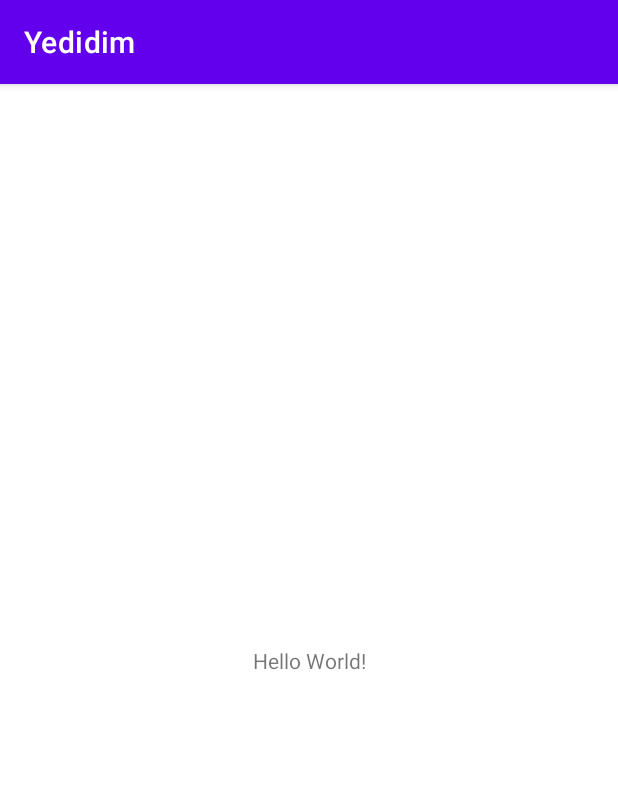
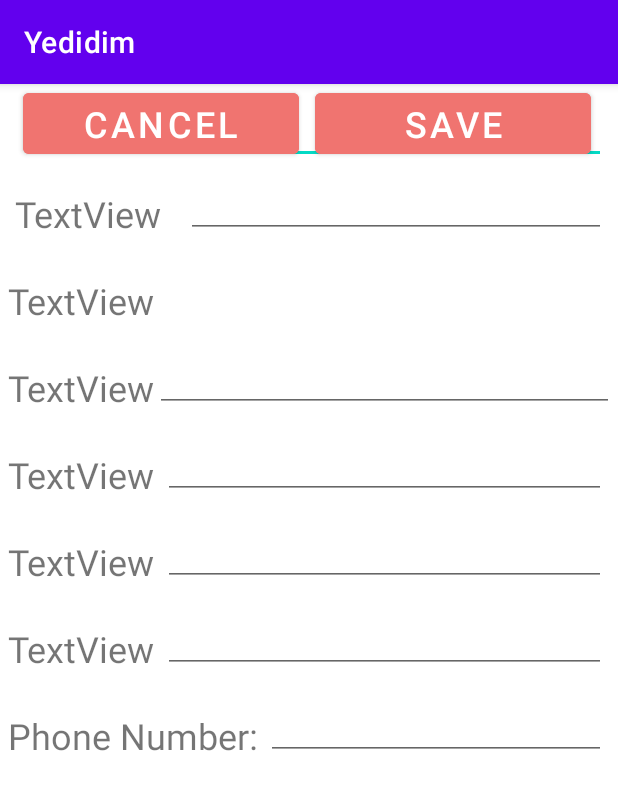
Before and after one commit to yardenho/Yedidim, an Android app: the screen it shows after launch (MainActivity), on a phone screen of 412 x 824 dp. Shown: the top 790 px of the screen. Run offline under Robolectric (Android 15) with nearby library versions, the phone set to English and light mode, and no system bars.

Commit message:
edit profile fragment adding report fragment

```diff
--- a/app/src/main/java/com/example/yedidim/MainActivity.java
+++ b/app/src/main/java/com/example/yedidim/MainActivity.java
@@ -9,6 +9,6 @@ public class MainActivity extends AppCompatActivity {
     @Override
     protected void onCreate(Bundle savedInstanceState) {
         super.onCreate(savedInstanceState);
-        setContentView(R.layout.activity_main);
+        setContentView(R.layout.fragment_edit_profile);
     }
 }
--- /dev/null
+++ b/app/src/main/res/layout/fragment_edit_profile.xml
@@ -0,0 +1,221 @@
+<?xml version="1.0" encoding="utf-8"?>
+<androidx.constraintlayout.widget.ConstraintLayout xmlns:android="http://schemas.android.com/apk/res/android"
+    xmlns:app="http://schemas.android.com/apk/res-auto"
+    xmlns:tools="http://schemas.android.com/tools"
+    android:id="@+id/frameLayout4"
+    android:layout_width="match_parent"
+    android:layout_height="match_parent"
+    tools:context=".EditProfileFragment">
+
+    <ScrollView
+        android:layout_width="409dp"
+        android:layout_height="729dp"
+        android:fillViewport="true"
+        app:layout_constraintBottom_toBottomOf="parent"
+        app:layout_constraintEnd_toEndOf="parent"
+        app:layout_constraintHorizontal_bias="0.0"
+        app:layout_constraintStart_toStartOf="parent"
+        app:layout_constraintTop_toTopOf="parent"
+        app:layout_constraintVertical_bias="0.0">
+
+        <androidx.constraintlayout.widget.ConstraintLayout
+            android:id="@+id/linearLayout3"
+            android:layout_width="match_parent"
+            android:layout_height="wrap_content"
+            android:orientation="vertical">
+
+            <Button
+                android:id="@+id/button"
+                android:layout_width="0dp"
+                android:layout_height="wrap_content"
+                android:layout_marginStart="15dp"
+                android:layout_marginEnd="5dp"
+                android:backgroundTint="#F07470"
+                android:text="CANCEL"
+                android:textSize="24sp"
+                app:layout_constraintEnd_toStartOf="@+id/button2"
+                app:layout_constraintHorizontal_bias="0.5"
+                app:layout_constraintStart_toStartOf="parent"
+                tools:layout_editor_absoluteY="608dp" />
+
+            <Button
+                android:id="@+id/button2"
+                android:layout_width="0dp"
+                android:layout_height="wrap_content"
+                android:layout_marginStart="5dp"
+                android:layout_marginEnd="15dp"
+                android:backgroundTint="#F07470"
+                android:text="SAVE"
+                android:textSize="24sp"
+                app:layout_constraintEnd_toEndOf="parent"
+                app:layout_constraintHorizontal_bias="0.5"
+                app:layout_constraintStart_toEndOf="@+id/button"
+                tools:layout_editor_absoluteY="608dp" />
+
+            <TextView
+                android:id="@+id/textView2"
+                android:layout_width="wrap_content"
+                android:layout_height="wrap_content"
+                android:layout_marginStart="10dp"
+                android:layout_marginTop="70dp"
+                android:text="TextView"
+                android:textSize="24sp"
+                app:layout_constraintStart_toStartOf="parent"
+                app:layout_constraintTop_toTopOf="parent" />
+
+            <EditText
+                android:id="@+id/editTextTextPersonName"
+                android:layout_width="wrap_content"
+                android:layout_height="wrap_content"
+                android:layout_marginStart="5dp"
+                android:layout_marginEnd="5dp"
+                android:ems="10"
+                android:inputType="textPersonName"
+                android:textSize="24sp"
+                app:layout_constraintBottom_toBottomOf="@+id/textView2"
+                app:layout_constraintEnd_toEndOf="parent"
+                app:layout_constraintHorizontal_bias="1.0"
+                app:layout_constraintStart_toEndOf="@+id/textView2" />
+
+            <TextView
+                android:id="@+id/textView3"
+                android:layout_width="wrap_content"
+                android:layout_height="wrap_content"
+                android:layout_marginStart="5dp"
+                android:layout_marginTop="25dp"
+                android:text="TextView"
+                android:textSize="24sp"
+                app:layout_constraintStart_toStartOf="parent"
+                app:layout_constraintTop_toBottomOf="@+id/textView2" />
+
+            <TextView
+                android:id="@+id/textView4"
+                android:layout_width="wrap_content"
+                android:layout_height="wrap_content"
+                android:layout_marginStart="5dp"
+                android:layout_marginTop="25dp"
+                android:text="TextView"
+                android:textSize="24sp"
+                app:layout_constraintStart_toStartOf="parent"
+                app:layout_constraintTop_toBottomOf="@+id/textView3" />
+
+            <TextView
+                android:id="@+id/textView6"
+                android:layout_width="wrap_content"
+                android:layout_height="wrap_content"
+                android:layout_marginStart="5dp"
+                android:layout_marginTop="25dp"
+                android:text="TextView"
+                android:textSize="24sp"
+                app:layout_constraintStart_toStartOf="parent"
+                app:layout_constraintTop_toBottomOf="@+id/textView4" />
+
+            <TextView
+                android:id="@+id/textView7"
+                android:layout_width="wrap_content"
+                android:layout_height="wrap_content"
+                android:layout_marginStart="5dp"
+                android:layout_marginTop="25dp"
+                android:text="TextView"
+                android:textSize="24sp"
+                app:layout_constraintStart_toStartOf="parent"
+                app:layout_constraintTop_toBottomOf="@+id/textView6" />
+
+            <TextView
+                android:id="@+id/textView8"
+                android:layout_width="wrap_content"
+                android:layout_height="wrap_content"
+                android:layout_marginStart="5dp"
+                android:layout_marginTop="25dp"
+                android:text="TextView"
+                android:textSize="24sp"
+                app:layout_constraintStart_toStartOf="parent"
+                app:layout_constraintTop_toBottomOf="@+id/textView7" />
+
+            <TextView
+                android:id="@+id/textView9"
+                android:layout_width="wrap_content"
+                android:layout_height="wrap_content"
+                android:layout_marginStart="5dp"
+                android:layout_marginTop="25dp"
+                android:text="Phone Number:"
+                android:textSize="24sp"
+                app:layout_constraintStart_toStartOf="parent"
+                app:layout_constraintTop_toBottomOf="@+id/textView8" />
+
+            <EditText
+                android:id="@+id/editTextTextPersonName2"
+                android:layout_width="wrap_content"
+                android:layout_height="wrap_content"
+                android:layout_marginEnd="5dp"
+                android:ems="10"
+                android:inputType="textPersonName"
+                android:textSize="24sp"
+                app:layout_constraintEnd_toEndOf="parent"
+                tools:layout_editor_absoluteY="107dp" />
+
+            <EditText
+                android:id="@+id/editTextTextPersonName3"
+                android:layout_width="0dp"
+                android:layout_height="wrap_content"
+                android:ems="10"
+                android:inputType="textPersonName"
+                android:textSize="24sp"
+                app:layout_constraintBottom_toBottomOf="@+id/textView4"
+                app:layout_constraintEnd_toEndOf="parent"
+                app:layout_constraintStart_toEndOf="@+id/textView4" />
+
+            <EditText
+                android:id="@+id/editTextTextPersonName4"
+                android:layout_width="0dp"
+                android:layout_height="wrap_content"
+                android:layout_marginStart="5dp"
+                android:layout_marginEnd="5dp"
+                android:ems="10"
+                android:inputType="textPersonName"
+                android:textSize="24sp"
+                app:layout_constraintBottom_toBottomOf="@+id/textView6"
+                app:layout_constraintEnd_toEndOf="parent"
+                app:layout_constraintStart_toEndOf="@+id/textView6" />
+
+            <EditText
+                android:id="@+id/editTextTextPersonName5"
+                android:layout_width="0dp"
+                android:layout_height="wrap_content"
+                android:layout_marginStart="5dp"
+                android:layout_marginEnd="5dp"
+                android:ems="10"
+                android:inputType="textPersonName"
+                android:textSize="24sp"
+                app:layout_constraintBottom_toBottomOf="@+id/textView7"
+                app:layout_constraintEnd_toEndOf="parent"
+                app:layout_constraintStart_toEndOf="@+id/textView7" />
+
+            <EditText
+                android:id="@+id/editTextTextPersonName6"
+                android:layout_width="0dp"
+                android:layout_height="wrap_content"
+                android:layout_marginStart="5dp"
+                android:layout_marginEnd="5dp"
+                android:ems="10"
+                android:inputType="textPersonName"
+                android:textSize="24sp"
+                app:layout_constraintBottom_toBottomOf="@+id/textView8"
+                app:layout_constraintEnd_toEndOf="parent"
+                app:layout_constraintStart_toEndOf="@+id/textView8" />
+
+            <EditText
+                android:id="@+id/editTextTextPersonName7"
+                android:layout_width="0dp"
+                android:layout_height="wrap_content"
+                android:layout_marginStart="5dp"
+                android:layout_marginEnd="5dp"
+                android:ems="10"
+                android:inputType="textPersonName"
+                android:textSize="24sp"
+                app:layout_constraintBottom_toBottomOf="@+id/textView9"
+                app:layout_constraintEnd_toEndOf="parent"
+                app:layout_constraintStart_toEndOf="@+id/textView9" />
+        </androidx.constraintlayout.widget.ConstraintLayout>
+    </ScrollView>
+</androidx.constraintlayout.widget.ConstraintLayout>
```
Also changed, not shown: app/src/main/java/com/example/yedidim/AddingReportFragment.java (added, +64 -0 lines), app/src/main/java/com/example/yedidim/EditProfileFragment.java (added, +64 -0 lines), app/src/main/res/layout/fragment_adding_report.xml (added, +123 -0 lines), app/src/main/res/navigation/nav_graph.xml (+10 -0 lines).
